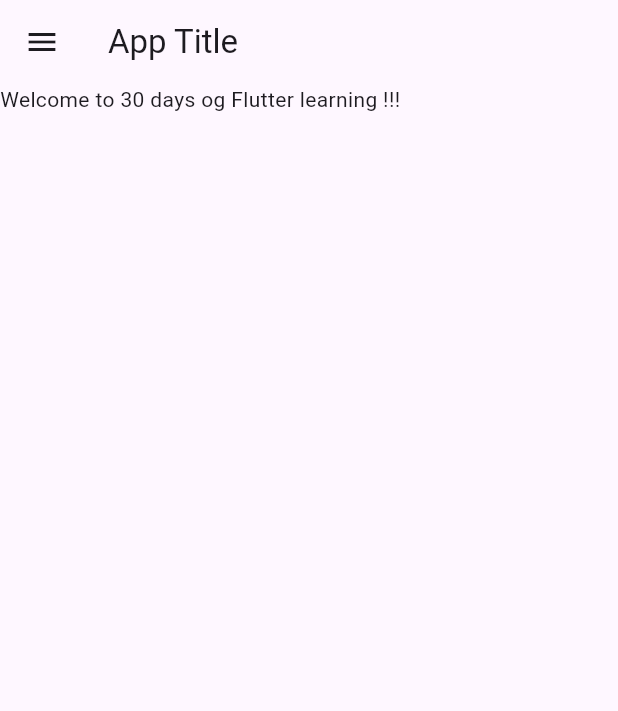
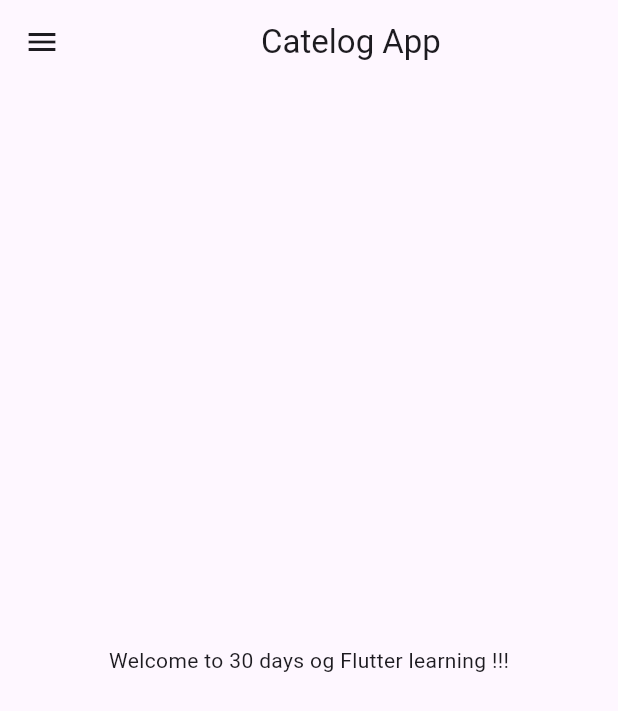
Before and after one commit to sohaibaktar/flutter_basic_to_advance, a Flutter app: the screen it shows after launch, on a phone screen of 412 x 824 dp. Shown: the top 711 px of the screen. Run offline on Flutter 3.47's test engine with Material 3 defaults, Android fonts, the phone set to English and light mode, and no system bars.

Commit message:
Day3 completed

```diff
--- a/lib/main.dart
+++ b/lib/main.dart
@@ -1,5 +1,6 @@
 import 'package:flutter/material.dart';
-import 'package:flutter_all/home_page.dart';
+import 'package:flutter_all/pages/home_page.dart';
+import 'package:flutter_all/pages/login_page.dart';
 
 void main() {
   runApp(const MyApp());
@@ -11,7 +12,18 @@ class MyApp extends StatelessWidget {
   @override
   Widget build(BuildContext context) {
     return MaterialApp(
-      home: HomePage(),
+      themeMode: ThemeMode.dark,
+      theme: ThemeData(primarySwatch: Colors.red, primaryColor: Colors.blue),
+      darkTheme: ThemeData(
+          brightness: Brightness.light,
+          primarySwatch: Colors.deepPurple,
+          primaryColorDark: Colors.blueAccent),
+      initialRoute: "/home",
+      routes: {
+        "/": (context) => LoginPage(),
+        "/home": (context) => HomePage(),
+        "/login": (context) => LoginPage(),
+      },
     );
   }
 }
--- a/lib/home_page.dart
+++ b/lib/pages/home_page.dart
@@ -1,8 +1,6 @@
 import 'package:flutter/material.dart';
 
 class HomePage extends StatelessWidget {
-
-
   final int days = 30;
   String name = "sohaib";
 
@@ -10,10 +8,12 @@ class HomePage extends StatelessWidget {
   Widget build(BuildContext context) {
     return Scaffold(
       appBar: AppBar(
-        title: Text("App Title"),
+        title: const Center(child: Text("Catelog App")),
       ),
-      body: Container(
-        child: Text("Welcome to $days days og Flutter learning !!!"),
+      body: Center(
+        child: Container(
+          child: Text("Welcome to $days days og Flutter learning !!!"),
+        ),
       ),
       drawer: Drawer(),
     );
```
Also changed, not shown: lib/pages/login_page.dart (added, +18 -0 lines).
